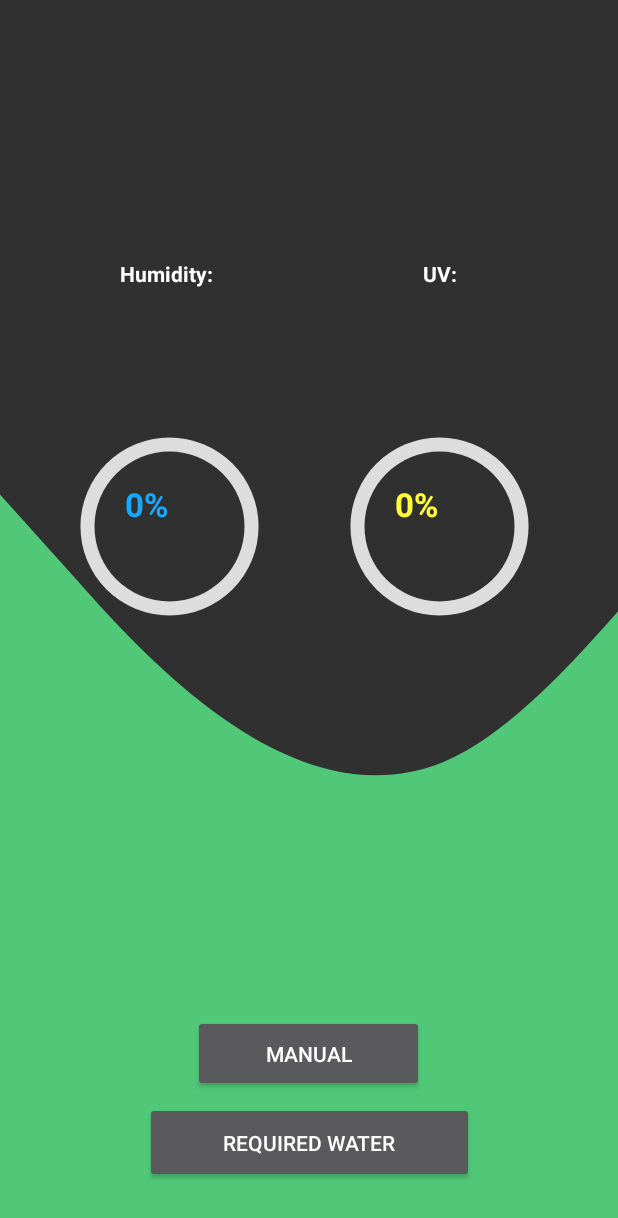
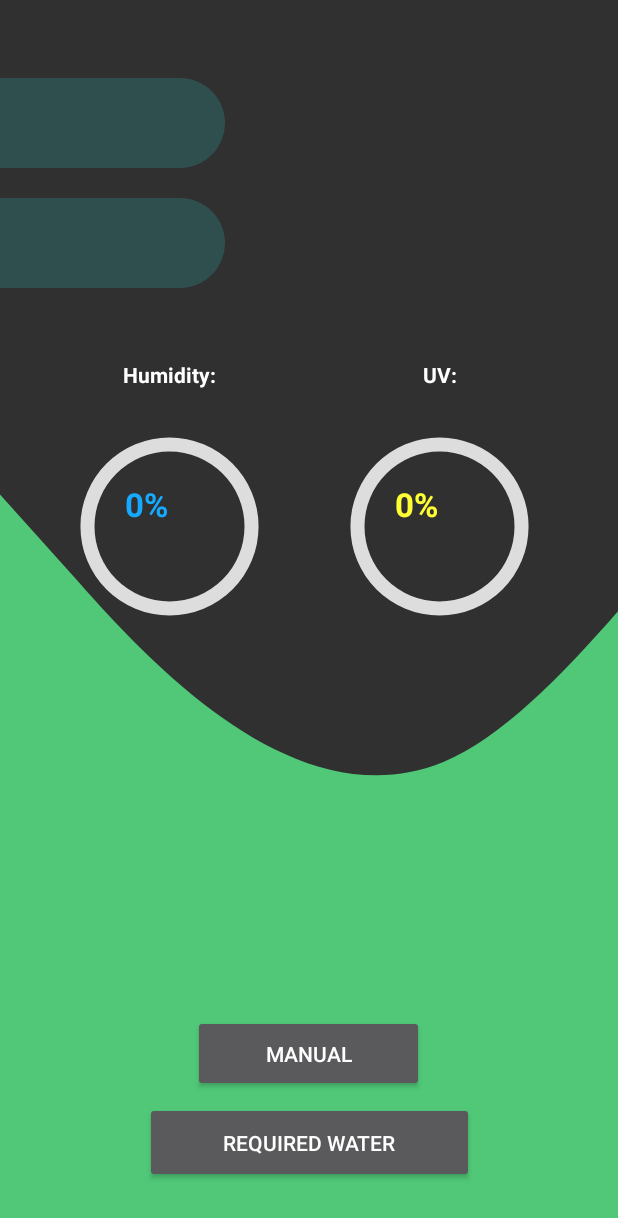
Before and after one commit to CatalinVanciu/Intelligent-Irrigation-System, an Android app: the GeneralView screen opened directly, with no data from a screen before it, on a phone screen of 412 x 824 dp. Shown: the top 1218 px of the screen. Run offline under Robolectric (Android 15) with nearby library versions, the phone set to English and light mode, and no system bars; our stand-ins replace Firebase (no records; nobody signed in at launch, a user with empty details on screens opened directly).

Commit message:
add drawable to GeneralView for Area and Crop

```diff
--- a/Client_Application/app/src/main/java/com/example/myapplication/GeneralView.java
+++ b/Client_Application/app/src/main/java/com/example/myapplication/GeneralView.java
@@ -89,6 +89,7 @@ public class GeneralView extends AppCompatActivity {
         retrieveWaterRequiredFromFirebase(areaNameText.getText().toString(), cropNameText.getText().toString());
 
         //retrieveSensorDataFromFirebase(databaseReference);
+
 
 
         addNotification();
--- a/Client_Application/app/src/main/res/drawable/rounded_rectangle.xml
+++ b/Client_Application/app/src/main/res/drawable/rounded_rectangle.xml
@@ -2,15 +2,16 @@
 <layer-list xmlns:android="http://schemas.android.com/apk/res/android">
     <item>
         <shape
-            xmlns:android="http://schemas.android.com/apk/res/android"
+            android:layout_width="match_parent"
+            android:layout_height="wrap_content"
             android:shape="rectangle">
-            <solid android:color="@color/DarkSlateGray"/>
+            <solid android:color="@color/DarkSlateGray" />
             <size
-                android:width="120dp"
-                android:height="60dp"/>
+                android:width="150dp"
+                android:height="60dp" />
             <corners
                 android:bottomRightRadius="60dp"
-                android:topRightRadius="60dp"/>
+                android:topRightRadius="60dp" />
 
         </shape>
     </item>
--- a/Client_Application/app/src/main/res/layout/activity_general_view.xml
+++ b/Client_Application/app/src/main/res/layout/activity_general_view.xml
@@ -8,6 +8,28 @@
     tools:context=".GeneralView">
 
     <!--    TO DO: TRY TO MAKE A GRADIENT PROGRESS BAR-->
+
+    <ImageView
+        android:id="@+id/areaImageView"
+        android:layout_width="wrap_content"
+        android:layout_height="wrap_content"
+        android:layout_marginTop="132dp"
+        app:layout_constraintEnd_toEndOf="parent"
+        app:layout_constraintHorizontal_bias="0.0"
+        app:layout_constraintStart_toStartOf="parent"
+        app:layout_constraintTop_toTopOf="parent"
+        app:srcCompat="@drawable/rounded_rectangle" />
+
+    <ImageView
+        android:id="@+id/cropImageView"
+        android:layout_width="wrap_content"
+        android:layout_height="wrap_content"
+        android:layout_marginTop="52dp"
+        app:layout_constraintEnd_toEndOf="parent"
+        app:layout_constraintHorizontal_bias="0.0"
+        app:layout_constraintStart_toStartOf="parent"
+        app:layout_constraintTop_toTopOf="parent"
+        app:srcCompat="@drawable/rounded_rectangle" />
 
     <Button
         android:id="@+id/manualButton"
@@ -86,58 +108,61 @@
         app:layout_constraintStart_toStartOf="@+id/UVProgressBar"
         app:layout_constraintTop_toTopOf="@+id/UVProgressBar" />
 
+
     <TextView
         android:id="@+id/areaNameTextView"
         android:layout_width="131dp"
         android:layout_height="23dp"
-        android:layout_marginBottom="720dp"
+        android:layout_marginTop="68dp"
         android:text=""
         android:textSize="20dp"
         android:textStyle="bold"
-        app:layout_constraintBottom_toBottomOf="parent"
         app:layout_constraintEnd_toEndOf="parent"
-        app:layout_constraintHorizontal_bias="0.232"
+        app:layout_constraintHorizontal_bias="0.0"
         app:layout_constraintStart_toStartOf="parent"
+        app:layout_constraintTop_toTopOf="parent"
         tools:ignore="MissingConstraints" />
 
     <TextView
         android:id="@+id/cropNameTextView"
         android:layout_width="131dp"
         android:layout_height="23dp"
-        android:layout_marginBottom="720dp"
+        android:layout_marginTop="148dp"
         android:text=""
         android:textSize="20dp"
         android:textStyle="bold"
-        app:layout_constraintBottom_toBottomOf="parent"
         app:layout_constraintEnd_toEndOf="parent"
-        app:layout_constraintHorizontal_bias="0.842"
+        app:layout_constraintHorizontal_bias="0.0"
         app:layout_constraintStart_toStartOf="parent"
+        app:layout_constraintTop_toTopOf="parent"
         tools:ignore="MissingConstraints" />
 
     <TextView
         android:id="@+id/humidityText"
         android:layout_width="wrap_content"
         android:layout_height="wrap_content"
-        android:layout_marginBottom="632dp"
+        android:layout_marginTop="240dp"
         android:text="Humidity:"
         android:textColor="@color/white"
         android:textStyle="bold"
-        app:layout_constraintBottom_toBottomOf="parent"
         app:layout_constraintEnd_toEndOf="parent"
-        app:layout_constraintHorizontal_bias="0.229"
-        app:layout_constraintStart_toStartOf="parent" />
+        app:layout_constraintHorizontal_bias="0.234"
+        app:layout_constraintStart_toStartOf="parent"
+        app:layout_constraintTop_toTopOf="parent" />
 
     <TextView
         android:id="@+id/uvText"
         android:layout_width="wrap_content"
         android:layout_height="wrap_content"
-        android:layout_marginBottom="632dp"
+        android:layout_marginTop="240dp"
         android:text="UV:"
         android:textColor="@color/white"
         android:textStyle="bold"
-        app:layout_constraintBottom_toBottomOf="parent"
         app:layout_constraintEnd_toEndOf="parent"
         app:layout_constraintHorizontal_bias="0.724"
-        app:layout_constraintStart_toStartOf="parent" />
+        app:layout_constraintStart_toStartOf="parent"
+        app:layout_constraintTop_toTopOf="parent" />
+
+
 
 </androidx.constraintlayout.widget.ConstraintLayout>
```
